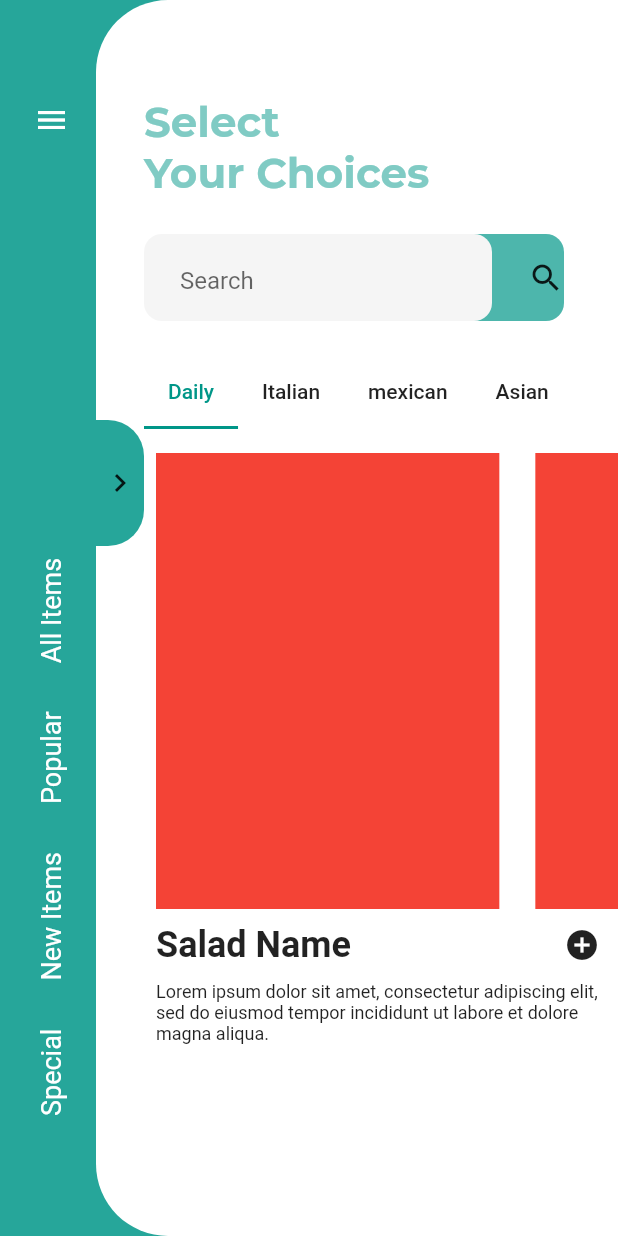
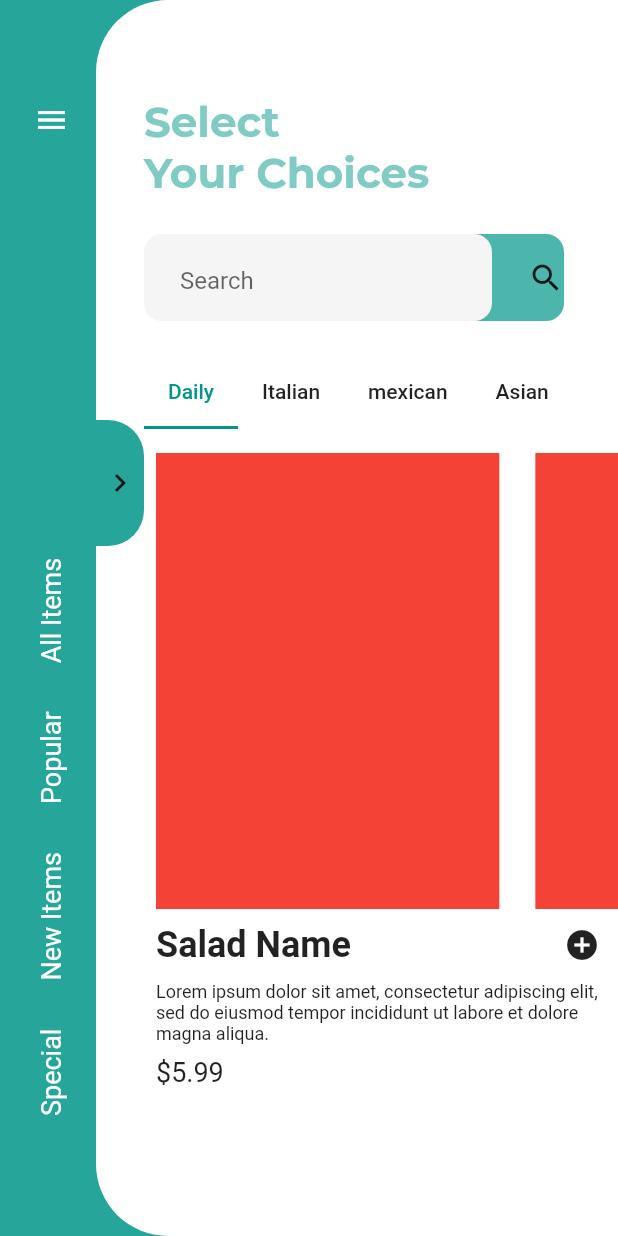
Before and after one commit to JAICHANGPARK/flutter_notebook_8th_story, a Flutter app: the screen it shows after launch, on a phone screen of 412 x 824 dp. Run offline on Flutter 3.47's test engine with Material 2 defaults, Android fonts, the phone set to English and light mode, and no system bars; our stand-ins replace badges, google_fonts.

Commit message:
Update food_main_page.dart

```diff
--- a/lib/ep566_food_delivery_app/food_main_page.dart
+++ b/lib/ep566_food_delivery_app/food_main_page.dart
@@ -251,6 +251,12 @@ class _FoodMainPageState extends State<FoodMainPage> with SingleTickerProviderSt
                               "abore et dolore magna aliqua.", style: TextStyle(
                             fontSize: 12
                           ),),
+                        ),
+                        Padding(
+                          padding: const EdgeInsets.all(8.0),
+                          child: Text("\$5.99", style: TextStyle(
+                            fontSize: 18
+                          ),),
                         )
                       ],
                     ),
```
